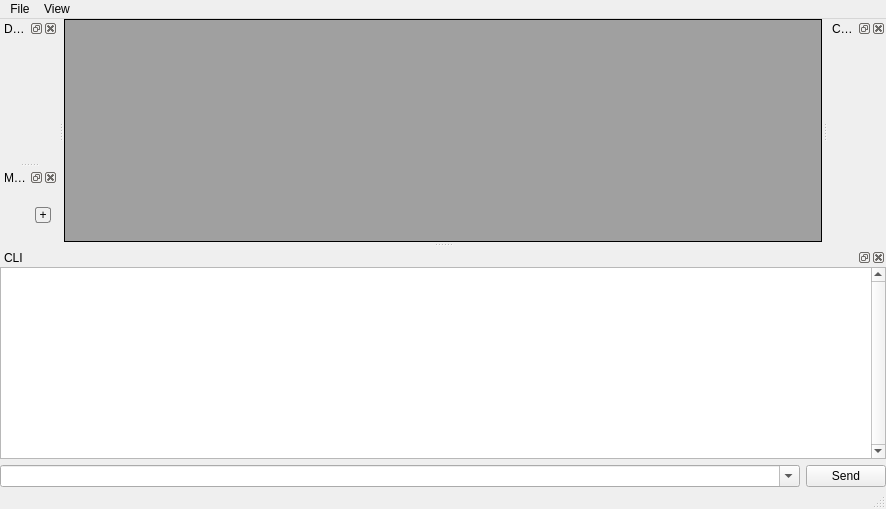
The window that qt_files/comp_app.ui (UBC-Rocket/UBCRocketGroundStation) describes before a commit, drawn with Qt 5.
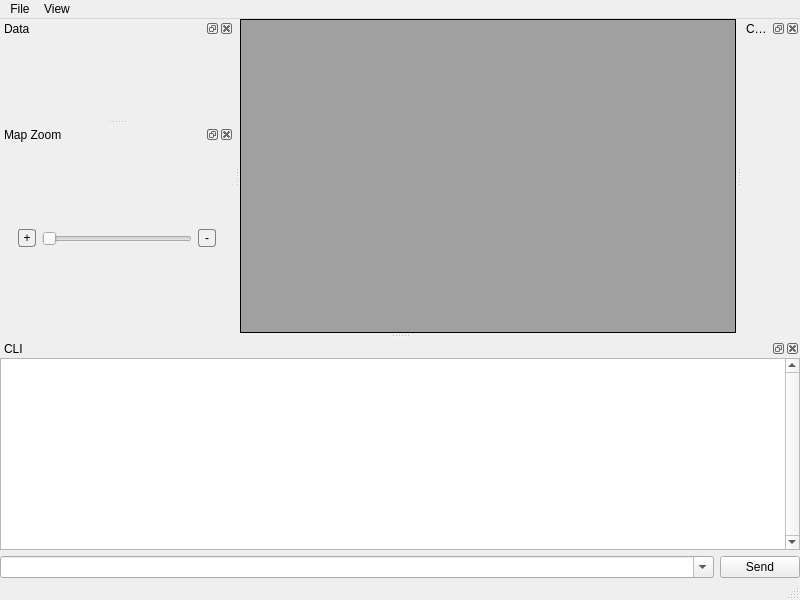
The same window after the commit.

Commit message: Fixed widget resizing, zoom factor

What changed in the file:
```diff
--- a/qt_files/comp_app.ui
+++ b/qt_files/comp_app.ui
@@ -6,8 +6,8 @@
    <rect>
     <x>0</x>
     <y>0</y>
-    <width>886</width>
-    <height>509</height>
+    <width>800</width>
+    <height>600</height>
    </rect>
   </property>
   <property name="windowTitle">
@@ -56,8 +56,8 @@
     <rect>
      <x>0</x>
      <y>0</y>
-     <width>886</width>
-     <height>22</height>
+     <width>800</width>
+     <height>21</height>
     </rect>
    </property>
    <widget class="QMenu" name="menuSave">
@@ -215,57 +215,135 @@
     <number>1</number>
    </attribute>
    <widget class="QWidget" name="dockWidgetContents_4">
-    <widget class="QSlider" name="horizontalSlider">
-     <property name="geometry">
-      <rect>
-       <x>60</x>
-       <y>20</y>
-       <width>121</width>
-       <height>16</height>
-      </rect>
-     </property>
-     <property name="orientation">
-      <enum>Qt::Horizontal</enum>
-     </property>
-    </widget>
-    <widget class="QPushButton" name="zoom_out_button">
-     <property name="geometry">
-      <rect>
-       <x>190</x>
-       <y>20</y>
-       <width>16</width>
-       <height>16</height>
-      </rect>
-     </property>
-     <property name="styleSheet">
-      <string notr="true">border-radius: 3px;
+    <layout class="QHBoxLayout" name="horizontalLayout_3">
+     <item>
+      <layout class="QHBoxLayout" name="horizontalLayout" stretch="1,1,1">
+       <property name="sizeConstraint">
+        <enum>QLayout::SetDefaultConstraint</enum>
+       </property>
+       <property name="leftMargin">
+        <number>9</number>
+       </property>
+       <property name="topMargin">
+        <number>9</number>
+       </property>
+       <property name="rightMargin">
+        <number>9</number>
+       </property>
+       <property name="bottomMargin">
+        <number>9</number>
+       </property>
+       <item>
+        <widget class="QPushButton" name="zoom_in_button">
+         <property name="enabled">
+          <bool>true</bool>
+         </property>
+         <property name="sizePolicy">
+          <sizepolicy hsizetype="Fixed" vsizetype="Fixed">
+           <horstretch>0</horstretch>
+           <verstretch>0</verstretch>
+          </sizepolicy>
+         </property>
+         <property name="minimumSize">
+          <size>
+           <width>18</width>
+           <height>18</height>
+          </size>
+         </property>
+         <property name="maximumSize">
+          <size>
+           <width>18</width>
+           <height>18</height>
+          </size>
+         </property>
+         <property name="baseSize">
+          <size>
+           <width>18</width>
+           <height>18</height>
+          </size>
+         </property>
+         <property name="styleSheet">
+          <string notr="true">border-radius: 3px;
 border-style:solid;
 border-color:grey;
 border-width: 1px;</string>
-     </property>
-     <property name="text">
-      <string>-</string>
-     </property>
-    </widget>
-    <widget class="QPushButton" name="zoom_in_button">
-     <property name="geometry">
-      <rect>
-       <x>35</x>
-       <y>20</y>
-       <width>16</width>
-       <height>16</height>
-      </rect>
-     </property>
-     <property name="styleSheet">
-      <string notr="true">border-radius: 3px;
+         </property>
+         <property name="text">
+          <string>+</string>
+         </property>
+        </widget>
+       </item>
+       <item alignment="Qt::AlignHCenter">
+        <widget class="QSlider" name="horizontalSlider">
+         <property name="sizePolicy">
+          <sizepolicy hsizetype="MinimumExpanding" vsizetype="Fixed">
+           <horstretch>1</horstretch>
+           <verstretch>0</verstretch>
+          </sizepolicy>
+         </property>
+         <property name="minimumSize">
+          <size>
+           <width>150</width>
+           <height>22</height>
+          </size>
+         </property>
+         <property name="maximumSize">
+          <size>
+           <width>500</width>
+           <height>16777214</height>
+          </size>
+         </property>
+         <property name="baseSize">
+          <size>
+           <width>175</width>
+           <height>0</height>
+          </size>
+         </property>
+         <property name="orientation">
+          <enum>Qt::Horizontal</enum>
+         </property>
+        </widget>
+       </item>
+       <item>
+        <widget class="QPushButton" name="zoom_out_button">
+         <property name="sizePolicy">
+          <sizepolicy hsizetype="Fixed" vsizetype="Fixed">
+           <horstretch>0</horstretch>
+           <verstretch>0</verstretch>
+          </sizepolicy>
+         </property>
+         <property name="minimumSize">
+          <size>
+           <width>18</width>
+           <height>18</height>
+          </size>
+         </property>
+         <property name="maximumSize">
+          <size>
+           <width>18</width>
+           <height>18</height>
+          </size>
+         </property>
+         <property name="baseSize">
+          <size>
+           <width>18</width>
+           <height>18</height>
+          </size>
+         </property>
+         <property name="styleSheet">
+          <string notr="true">border-radius: 3px;
 border-style:solid;
 border-color:grey;
 border-width: 1px;</string>
-     </property>
-     <property name="text">
-      <string>+</string>
-     </property>
-    </widget>
+         </property>
+         <property name="text">
+          <string>-</string>
+         </property>
+        </widget>
+       </item>
+      </layout>
+     </item>
+    </layout>
    </widget>
   </widget>
   <action name="actionSave">
```
Left out of the diff: 6 changed lines with no effect on the pictures. The commit also changes 2 other files.
